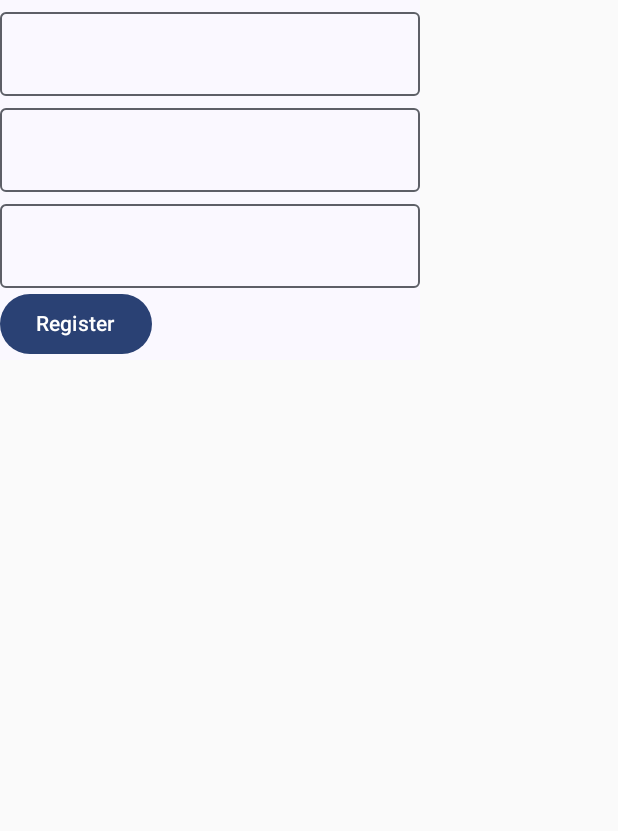
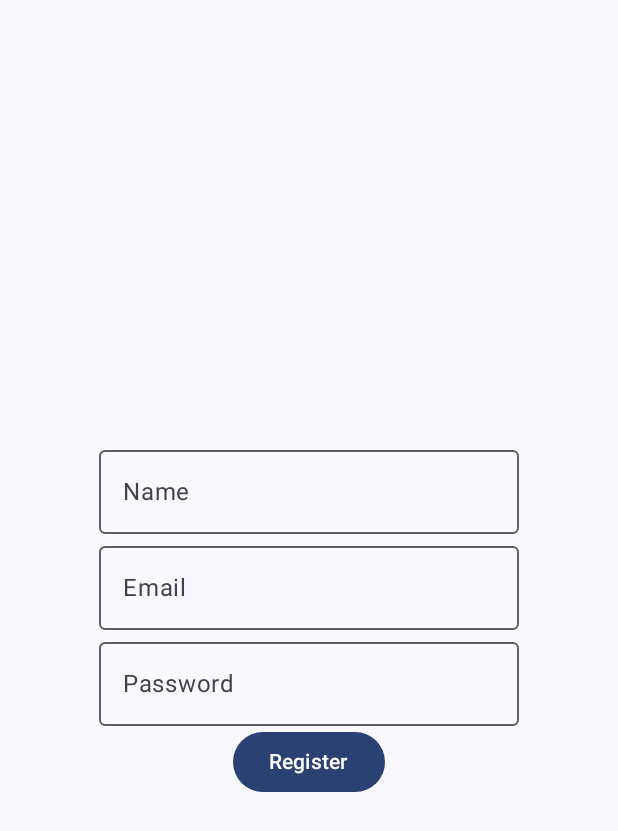
Before and after one commit to barghest0/reveal, an Android app built with Jetpack Compose: the screen it shows after launch (MainActivity), on a phone screen of 412 x 824 dp. Shown: the top 831 px of the screen. Run offline under Robolectric (Android 15) with nearby library versions, the phone set to English and light mode, and no system bars.

Commit message:
fix(ui): form appearance

```diff
--- a/user-service/ui/app/src/main/kotlin/com/user_service/MainActivity.kt
+++ b/user-service/ui/app/src/main/kotlin/com/user_service/MainActivity.kt
@@ -7,7 +7,6 @@ import androidx.activity.enableEdgeToEdge
 import androidx.compose.material3.MaterialTheme
 import androidx.compose.material3.Surface
 import androidx.navigation.compose.rememberNavController
-import com.user_service.features.registration.ui.RegistrationScreen
 import com.user_service.shared.ui.theme.UserserviceTheme
 import com.user_service.app.navigation.ui.AppNavigation
 
@@ -18,7 +17,6 @@ class MainActivity : ComponentActivity() {
     setContent {
       UserserviceTheme {
         Surface(color = MaterialTheme.colorScheme.background) {
-          // RegistrationScreen()
           // Create the NavController
           val navController = rememberNavController()
 
--- a/user-service/ui/app/src/main/kotlin/com/user_service/app/ui/Navigation.kt
+++ b/user-service/ui/app/src/main/kotlin/com/user_service/app/ui/Navigation.kt
@@ -4,7 +4,7 @@ import androidx.compose.runtime.Composable
 import androidx.navigation.NavHostController
 import androidx.navigation.compose.NavHost
 import androidx.navigation.compose.composable
-import com.user_service.features.registration.ui.RegistrationScreen
+import com.user_service.pages.registration.ui.RegistrationScreen
 
 @Composable
 fun AppNavigation(navController: NavHostController) {
--- a/user-service/ui/app/src/main/kotlin/com/user_service/features/registration/ui/RegistrationForm.kt
+++ b/user-service/ui/app/src/main/kotlin/com/user_service/features/registration/ui/RegistrationForm.kt
@@ -1,11 +1,15 @@
 package com.user_service.features.registration.ui
 
+import androidx.compose.foundation.layout.Arrangement
 import androidx.compose.foundation.layout.Column
+import androidx.compose.foundation.layout.fillMaxHeight
+import androidx.compose.foundation.layout.fillMaxSize
 import androidx.compose.material3.Button
 import androidx.compose.material3.OutlinedTextField
 import androidx.compose.material3.Text
 import androidx.compose.runtime.Composable
-import androidx.compose.ui.tooling.preview.Preview
+import androidx.compose.ui.Alignment
+import androidx.compose.ui.Modifier
 
 @Composable
 fun RegistrationForm(
@@ -15,28 +19,22 @@ fun RegistrationForm(
         updateField: (String, String)->Unit,
         onRegisterClicked: (String, String, String) -> Unit
 ) {
-  Column {
+  Column(modifier = Modifier.fillMaxSize(), horizontalAlignment = Alignment.CenterHorizontally, verticalArrangement = Arrangement.Center) {
     OutlinedTextField(
             value = name,
             onValueChange = {name -> updateField("name", name) },
-            label = { /* Label for username field */}
+            label = { Text("Name") }
     )
     OutlinedTextField(
             value = email,
             onValueChange = { email -> updateField("email", email) },
-            label = { /* Label for email field */}
+            label = { Text("Email")}
     )
     OutlinedTextField(
             value = password,
             onValueChange = { password -> updateField("password", password)},
-            label = { /* Label for password field */},
+            label = { Text("Password")},
     )
     Button(onClick = { onRegisterClicked(name, email, password) }) { Text("Register") }
   }
 }
-
-@Preview
-@Composable
-fun PreviewRegistrationForm() {
-  RegistrationForm(name = "", email = "", password = "", updateField = {_,_ ->}, onRegisterClicked = { _, _, _ -> })
-}
--- a/user-service/ui/app/src/main/kotlin/com/user_service/features/registration/ui/RegistrationScreen.kt
+++ b/user-service/ui/app/src/main/kotlin/com/user_service/pages/registration/ui/RegistrationScreen.kt
@@ -1,4 +1,4 @@
-package com.user_service.features.registration.ui
+package com.user_service.pages.registration.ui
 
 import androidx.compose.foundation.layout.Column
 import androidx.compose.material3.MaterialTheme
@@ -11,6 +11,7 @@ import androidx.compose.ui.tooling.preview.Preview
 import com.user_service.entities.user.data.model.repository.UserRepository
 import com.user_service.features.registration.domain.RegistrationUseCase
 import com.user_service.features.registration.presentation.RegistrationViewModel
+import com.user_service.features.registration.ui.RegistrationForm
 
 @Composable
 fun RegistrationScreen(
@@ -35,9 +36,3 @@ fun RegistrationScreen(
     state.error?.let { Text(text = it, color = MaterialTheme.colorScheme.error) }
   }
 }
-
-@Preview
-@Composable
-fun PreviewRegistrationScreen() {
-  Surface(color = MaterialTheme.colorScheme.background) { RegistrationScreen() }
-}
```
